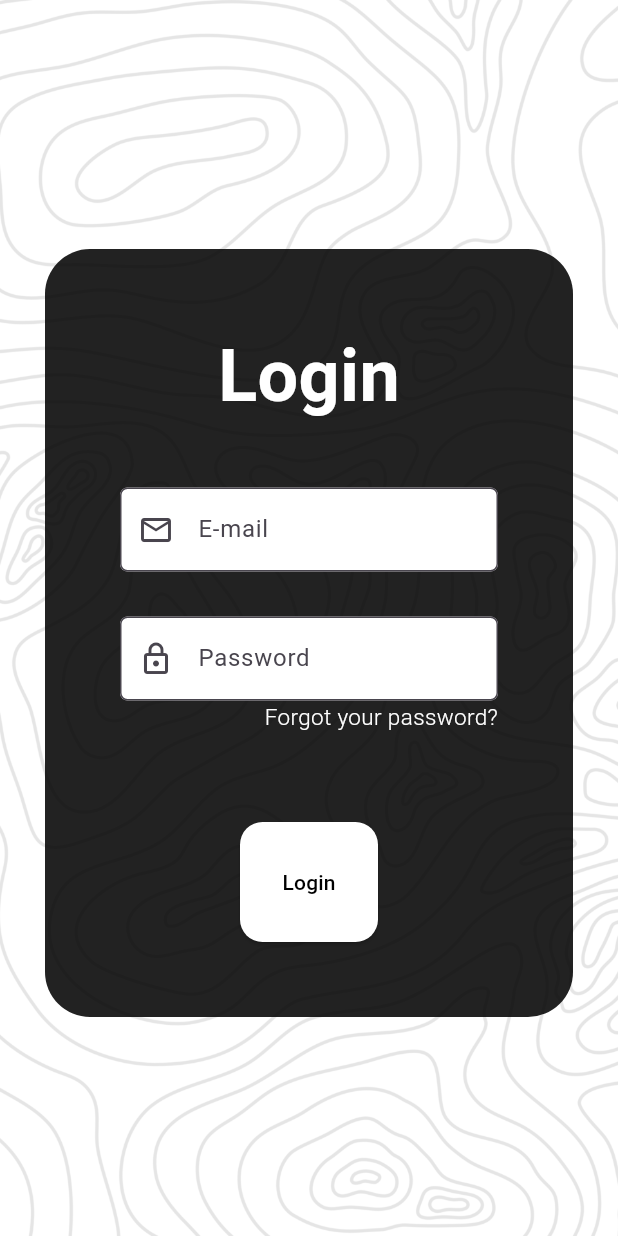
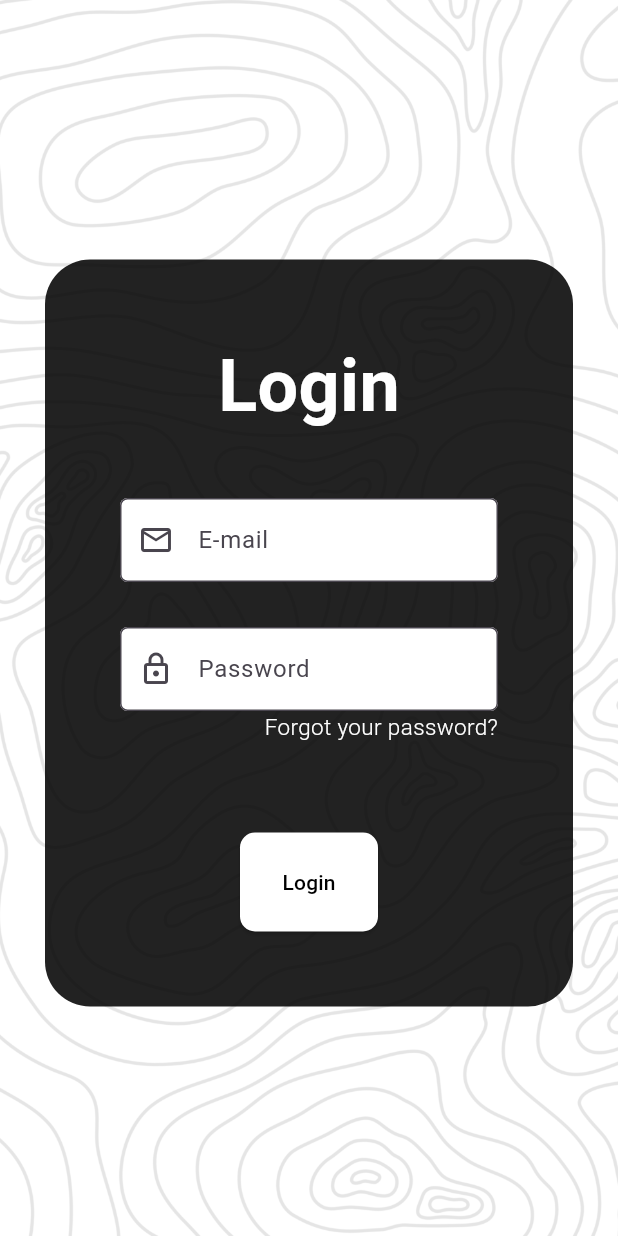
Before and after one commit to Ranpu123/ProjetoTrailTrek, a Flutter app: the screen it shows after launch, after a tap on "Login", on a phone screen of 412 x 824 dp. Run offline on Flutter 3.47's test engine with Material 3 defaults, Android fonts, the phone set to English and light mode, and no system bars; our stand-ins replace google_fonts, latlong2; accounts and stored records are empty.

Commit message:
changed the size of the buttons

```diff
--- a/lib/pages/front_page.dart
+++ b/lib/pages/front_page.dart
@@ -93,10 +93,10 @@ class FirstPage extends StatelessWidget {
                                     foregroundColor: Colors.black87,
                                     backgroundColor: Colors.white,
                                     padding: const EdgeInsets.symmetric(
-                                        vertical: 30),
+                                        vertical: 23),
                                     shape: const RoundedRectangleBorder(
                                         borderRadius: BorderRadius.all(
-                                            Radius.circular(15))),
+                                            Radius.circular(10))),
                                   ),
                                   child: const Text('Sign-in'))),
                           const SizedBox(
@@ -116,10 +116,10 @@ class FirstPage extends StatelessWidget {
                                     backgroundColor: Colors.black,
                                     foregroundColor: Colors.white,
                                     padding: const EdgeInsets.symmetric(
-                                        vertical: 30),
+                                        vertical: 23),
                                     shape: const RoundedRectangleBorder(
                                         borderRadius: BorderRadius.all(
-                                            Radius.circular(15))),
+                                            Radius.circular(10))),
                                   ),
                                   child: const Text('Login'))),
                         ],
--- a/lib/pages/login_page.dart
+++ b/lib/pages/login_page.dart
@@ -164,10 +164,10 @@ class LoginPageState extends State<LoginPage> {
                                         backgroundColor: Colors.white,
                                         foregroundColor: Colors.black,
                                         padding: const EdgeInsets.symmetric(
-                                            vertical: 30),
+                                            vertical: 23),
                                         shape: const RoundedRectangleBorder(
                                             borderRadius: BorderRadius.all(
-                                                Radius.circular(15))),
+                                                Radius.circular(10))),
                                       ),
                                       child: const Text('Login')),
                                 ),
```
